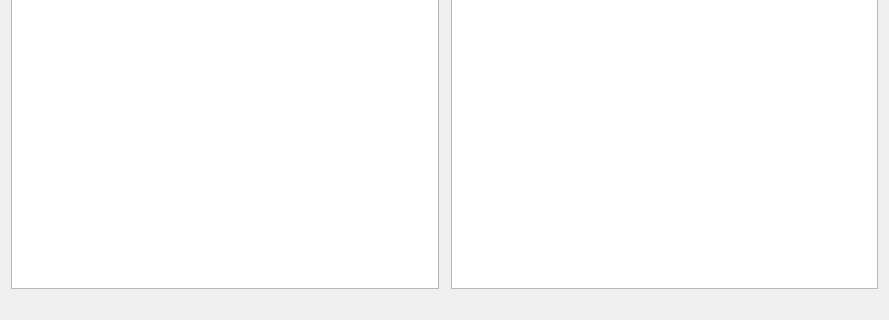
First picture: the form in src/duckstation-qt/memorycardeditorwindow.ui, repository stenzek/duckstation, before the edit; both pictures show x 0 to 889 and y 195 to 515 of the 889 by 515 pixel window.
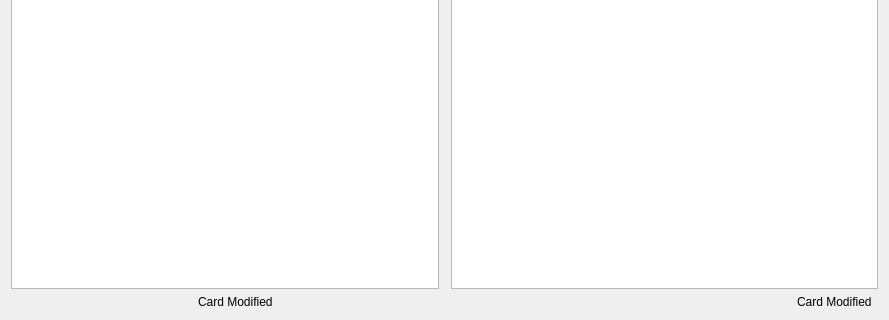
Second picture: the form after the edit. Icons and pictures are not drawn.

Commit message: Qt: Make the memory card modified state more obvious

What changed in the file:
```diff
--- a/src/duckstation-qt/memorycardeditorwindow.ui
+++ b/src/duckstation-qt/memorycardeditorwindow.ui
@@ -102,11 +102,34 @@
    <item row="2" column="3">
     <layout class="QHBoxLayout" name="horizontalLayout_3" stretch="1,0">
      <item>
-      <widget class="QLabel" name="cardBUsage">
-       <property name="text">
-        <string notr="true"/>
+      <widget class="QLabel" name="cardBUsage" />
+     </item>
+     <item>
+      <spacer name="horizontalSpacer">
+       <property name="orientation">
+        <enum>Qt::Orientation::Horizontal</enum>
        </property>
-      </widget>
+       <property name="sizeHint" stdset="0">
+        <size>
+         <width>0</width>
+         <height>0</height>
+        </size>
+       </property>
+      </spacer>
+     </item>
+     <item>
+      <layout class="QHBoxLayout" name="cardBModifiedLayout">
+       <item>
+        <widget class="QLabel" name="cardBModifiedIcon" />
+       </item>
+       <item>
+        <widget class="QLabel" name="cardBModified">
+         <property name="text">
+          <string>Card Modified</string>
+         </property>
+        </widget>
+       </item>
+      </layout>
      </item>
      <item>
       <widget class="QDialogButtonBox" name="buttonBoxB">
@@ -118,13 +141,36 @@
     </layout>
    </item>
    <item row="2" column="0">
-    <layout class="QHBoxLayout" name="horizontalLayout_4" stretch="1,0">
+    <layout class="QHBoxLayout" name="horizontalLayout_4">
      <item>
-      <widget class="QLabel" name="cardAUsage">
-       <property name="text">
-        <string notr="true"/>
+      <widget class="QLabel" name="cardAUsage" />
+     </item>
+     <item>
+      <spacer name="horizontalSpacer_2">
+       <property name="orientation">
+        <enum>Qt::Orientation::Horizontal</enum>
        </property>
-      </widget>
+       <property name="sizeHint" stdset="0">
+        <size>
+         <width>0</width>
+         <height>0</height>
+        </size>
+       </property>
+      </spacer>
+     </item>
+     <item>
+      <layout class="QHBoxLayout" name="cardAModifiedLayout">
+       <item>
+        <widget class="QLabel" name="cardAModifiedIcon" />
+       </item>
+       <item>
+        <widget class="QLabel" name="cardAModified">
+         <property name="text">
+          <string>Card Modified</string>
+         </property>
+        </widget>
+       </item>
+      </layout>
      </item>
      <item>
       <widget class="QDialogButtonBox" name="buttonBoxA">
```
The commit also changes 2 other files.
